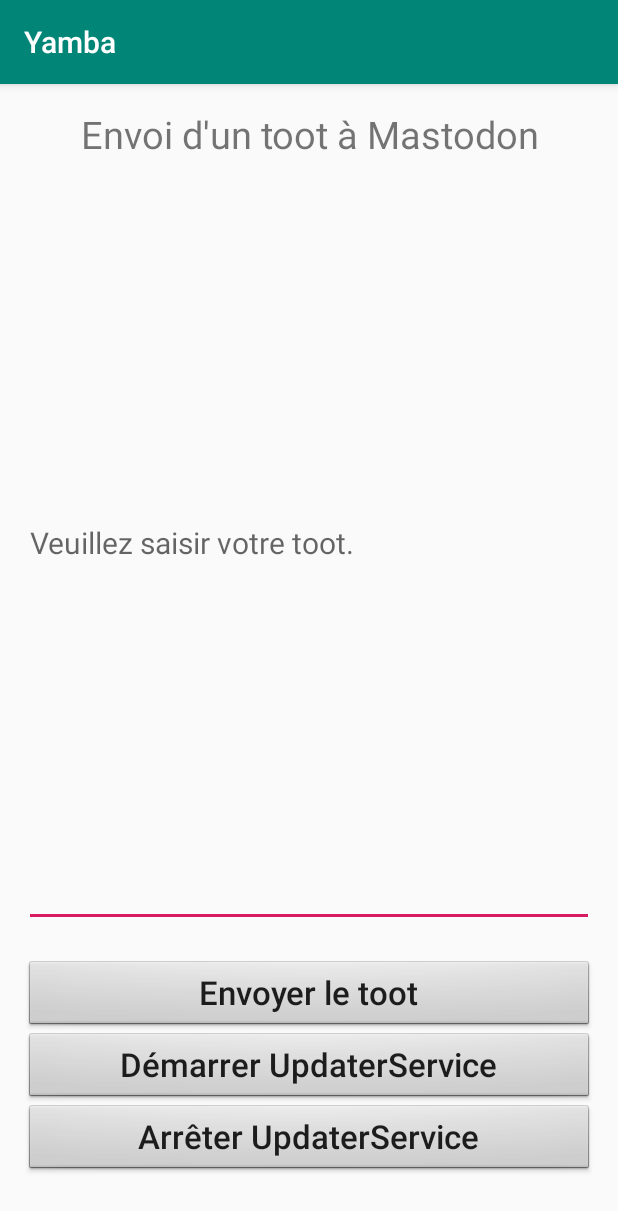
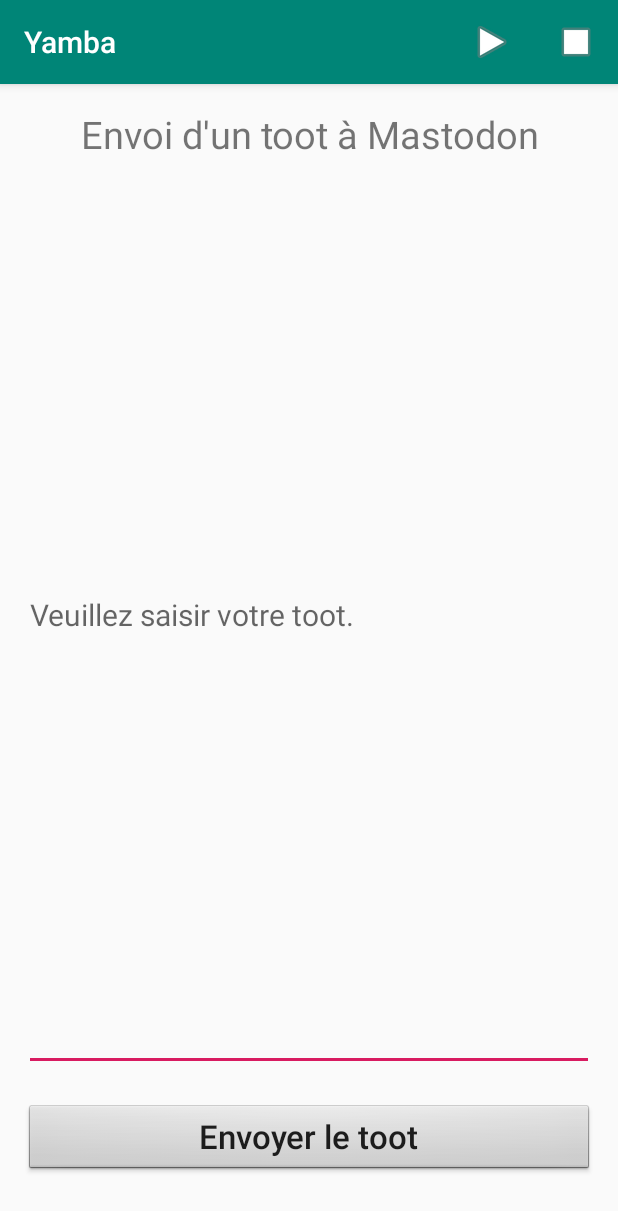
Before and after one commit to NicholasPaquetCegepSI/Yamba, an Android app: the screen it shows after launch (StatusActivity), after a tap on "Démarrer UpdaterService", on a phone screen of 412 x 824 dp. Shown: the top 1211 px of the screen. Run offline under Robolectric (Android 15) with nearby library versions, the phone set to English and light mode, and no system bars; libraries missing offline, so code that uses them is left out: social.bigbone, social.bigbone.api.

Commit message:
Ajout d'un menu dans le action bar.

```diff
--- a/app/src/main/java/net/info420/yamba/StatusActivity.java
+++ b/app/src/main/java/net/info420/yamba/StatusActivity.java
@@ -1,5 +1,6 @@
 package net.info420.yamba;
 
+import androidx.annotation.NonNull;
 import androidx.appcompat.app.AppCompatActivity;
 
 import android.annotation.SuppressLint;
@@ -7,6 +8,9 @@
 import android.os.Bundle;
 import android.os.Handler;
 import android.util.Log;
+import android.view.Menu;
+import android.view.MenuInflater;
+import android.view.MenuItem;
 import android.view.View;
 import android.widget.Button;
 import android.widget.EditText;
@@ -20,7 +24,7 @@
 public class StatusActivity extends AppCompatActivity implements View.OnClickListener {
     private static final String TAG = "StatusActivity";
     EditText editStatus;
-    Button buttonUpdate, buttonStartUpdaterService, buttonStopUpdaterService;
+    Button buttonUpdate;
     Intent intentUpdaterService;
     MastodonClient client;
     MastodonRequest<Status> request;
@@ -35,15 +39,11 @@
         // Composantes
         editStatus = findViewById(R.id.editStatus);
         buttonUpdate = findViewById(R.id.buttonUpdate);
-        buttonStartUpdaterService = findViewById(R.id.buttonStartUpdaterService);
-        buttonStopUpdaterService = findViewById(R.id.buttonStopUpdaterService);
 
         intentUpdaterService = new Intent(this, UpdaterService.class);
 
         // Listeners
         buttonUpdate.setOnClickListener(this);
-        buttonStartUpdaterService.setOnClickListener(this);
-        buttonStopUpdaterService.setOnClickListener(this);
 
         handler = new Handler();
     }
@@ -59,7 +59,8 @@
 
                 new Thread(() -> {
                     try {
-                        client = new MastodonClient.Builder(getString(R.string.instanceHostname)).accessToken(getString(R.string.accessToken)).build();
+                        client = new MastodonClient.Builder(getString(R.string.instanceHostname)).accessToken(
+                                getString(R.string.accessToken)).build();
                         request = client.statuses().postStatus(status);
                         request.execute();
 
@@ -72,14 +73,6 @@
                     handler.post(() -> Toast.makeText(StatusActivity.this, message[0], Toast.LENGTH_LONG).show());
                 }).start();
                 break;
-
-            case R.id.buttonStartUpdaterService:
-                startService(intentUpdaterService);
-                break;
-
-            case R.id.buttonStopUpdaterService:
-                stopService(intentUpdaterService);
-                break;
         }
     }
 
@@ -89,4 +82,25 @@
 
         stopService(intentUpdaterService);
     }
+
+    @Override
+    public boolean onCreateOptionsMenu(Menu menu) {
+        MenuInflater inflater = getMenuInflater();
+        inflater.inflate(R.menu.menu, menu);
+
+        return true;
+    }
+
+    @Override
+    public boolean onOptionsItemSelected(@NonNull MenuItem item) {
+        int itemId = item.getItemId();
+
+        if (itemId == R.id.itemStartUpdaterService) {
+            startService(intentUpdaterService);
+        } else if (itemId == R.id.itemStopUpdaterService) {
+            stopService(intentUpdaterService);
+        }
+
+        return true;
+    }
 }
--- a/app/src/main/res/layout/status_layout.xml
+++ b/app/src/main/res/layout/status_layout.xml
@@ -40,30 +40,4 @@
         android:textAllCaps="false"
         android:textSize="22sp"
         />
-
-    <Button
-        android:id="@+id/buttonStartUpdaterService"
-        android:layout_width="match_parent"
-        android:layout_height="wrap_content"
-        android:background="@android:drawable/btn_default"
-        android:clickable="true"
-        android:focusable="true"
-        android:layout_gravity="center_horizontal"
-        android:text="@string/buttonStartUpdateService"
-        android:textAllCaps="false"
-        android:textSize="22sp"
-        />
-
-    <Button
-        android:id="@+id/buttonStopUpdaterService"
-        android:layout_width="match_parent"
-        android:layout_height="wrap_content"
-        android:background="@android:drawable/btn_default"
-        android:clickable="true"
-        android:focusable="true"
-        android:layout_gravity="center_horizontal"
-        android:text="@string/buttonStopUpdateService"
-        android:textAllCaps="false"
-        android:textSize="22sp"
-        />
 </LinearLayout>
--- /dev/null
+++ b/app/src/main/res/menu/menu.xml
@@ -0,0 +1,23 @@
+<?xml version="1.0" encoding="utf-8"?>
+<menu xmlns:android="http://schemas.android.com/apk/res/android"
+    xmlns:app="http://schemas.android.com/apk/res-auto"
+    >
+
+    <item
+        android:id="@+id/itemStartUpdaterService"
+        android:enabled="true"
+        android:icon="@mipmap/ic_media_play"
+        android:title="@string/buttonStartUpdateService"
+        android:visible="true"
+        app:showAsAction="ifRoom|withText"
+        />
+
+    <item
+        android:id="@+id/itemStopUpdaterService"
+        android:enabled="true"
+        android:icon="@mipmap/ic_media_stop"
+        android:title="@string/buttonStopUpdateService"
+        android:visible="true"
+        app:showAsAction="ifRoom|withText"
+        />
+</menu>
```
Also changed, not shown: app/src/main/res/mipmap-hdpi/ic_media_play.png (added), app/src/main/res/mipmap-hdpi/ic_media_stop.png (added), app/src/main/res/mipmap-mdpi/ic_media_play.png (added), app/src/main/res/mipmap-mdpi/ic_media_stop.png (added), app/src/main/res/mipmap-xhdpi/ic_media_play.png (added), app/src/main/res/mipmap-xhdpi/ic_media_stop.png (added), app/src/main/res/mipmap-xxhdpi/ic_media_play.png (added), app/src/main/res/mipmap-xxhdpi/ic_media_stop.png (added), app/src/main/res/mipmap-xxxhdpi/ic_media_play.png (added), app/src/main/res/mipmap-xxxhdpi/ic_media_stop.png (added).
